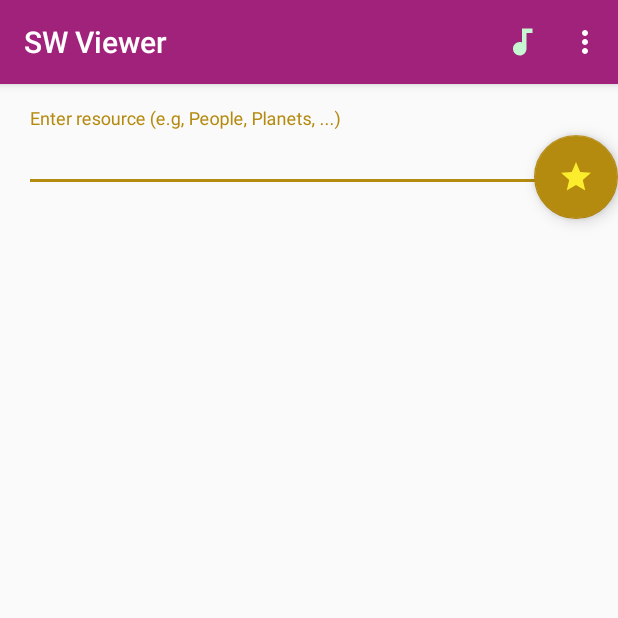
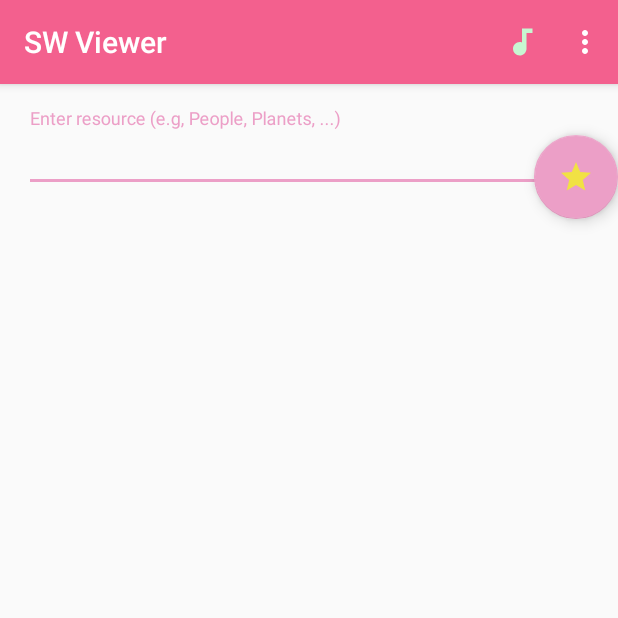
Before and after one commit to mulan8/SWViewer, an Android app: the screen it shows after launch (MainActivity), on a phone screen of 412 x 824 dp, the top half of it. Run offline under Robolectric (Android 15) with nearby library versions, the phone set to English and light mode, and no system bars.

Commit message:
drawing file renaming (removed color in name) adjusted music paused detection menu items for music, too

```diff
--- a/app/src/main/res/drawable/ic_star_black_24dp.xml
+++ b/app/src/main/res/drawable/ic_star_24dp.xml
@@ -4,6 +4,6 @@
         android:viewportWidth="24.0"
         android:viewportHeight="24.0">
     <path
-        android:fillColor="#F0FFF330"
+        android:fillColor="#F0F1E63C"
         android:pathData="M12,17.27L18.18,21l-1.64,-7.03L22,9.24l-7.19,-0.61L12,2 9.19,8.63 2,9.24l5.46,4.73L5.82,21z"/>
 </vector>
--- a/app/src/main/res/layout/activity_main.xml
+++ b/app/src/main/res/layout/activity_main.xml
@@ -32,6 +32,6 @@
         android:layout_gravity="top|end"
         android:layout_marginTop="@dimen/fab_margin_top"
         android:layout_marginBottom="@dimen/fab_margin"
-        android:src="@drawable/ic_star_black_24dp" />
+        android:src="@drawable/ic_star_24dp" />
 
 </android.support.design.widget.CoordinatorLayout>
--- a/app/src/main/res/menu/sw_menu.xml
+++ b/app/src/main/res/menu/sw_menu.xml
@@ -3,7 +3,7 @@
     xmlns:app="http://schemas.android.com/apk/res-auto">
 
     <item android:id="@+id/item1"
-        android:icon="@drawable/ic_audiotrack_black_24dp"
+        android:icon="@drawable/ic_audiotrack_24dp"
         android:title="Item1"
         app:showAsAction="ifRoom"/>
 
@@ -11,14 +11,14 @@
         android:title="Advice"
         app:showAsAction="never"/>
     <item android:id="@+id/item3"
-        android:title="Item3"
+        android:title="Music"
         app:showAsAction="never">
 
         <menu>
-            <item android:id="@+id/subitem1"
-                android:title="Sub Item 1"/>
-            <item android:id="@+id/subitem2"
-                android:title="Sub Item 1"/>
+            <item android:id="@+id/music_on"
+                android:title="ON"/>
+            <item android:id="@+id/music_off"
+                android:title="OFF"/>
         </menu>
 
     </item>
--- a/app/src/main/res/values/colors.xml
+++ b/app/src/main/res/values/colors.xml
@@ -1,7 +1,7 @@
 <?xml version="1.0" encoding="utf-8"?>
 <resources>
-    <color name="colorPrimary">#A0227A</color>
+    <color name="colorPrimary">#F3608E</color>
     <color name="colorPrimaryDark">#00574B</color>
-    <color name="colorAccent">#B48A0F</color>
+    <color name="colorAccent">#EC9FC7</color>
     <color name="colorAlternate">#D81B60</color>
 </resources>
```
Also changed, not shown: app/src/main/java/com/morrill/swviewer/MainActivity.java (+16 -9 lines), app/src/main/res/drawable/ic_audiotrack_24dp.xml (renamed from app/src/main/res/drawable/ic_audiotrack_black_24dp.xml).
